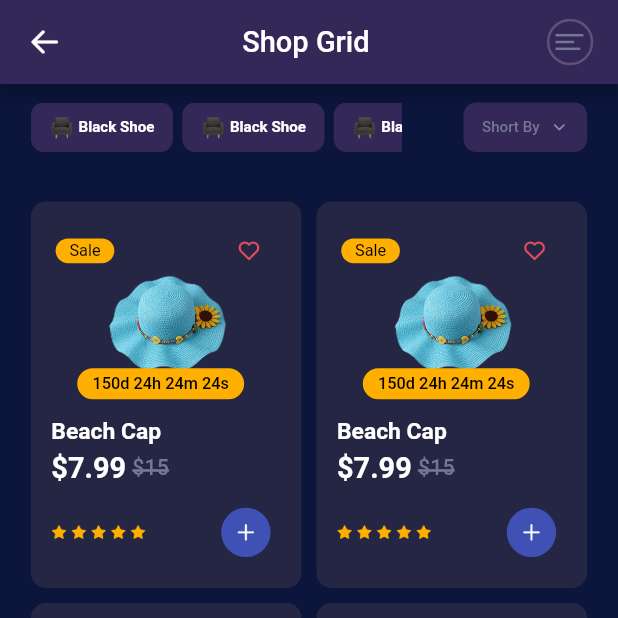
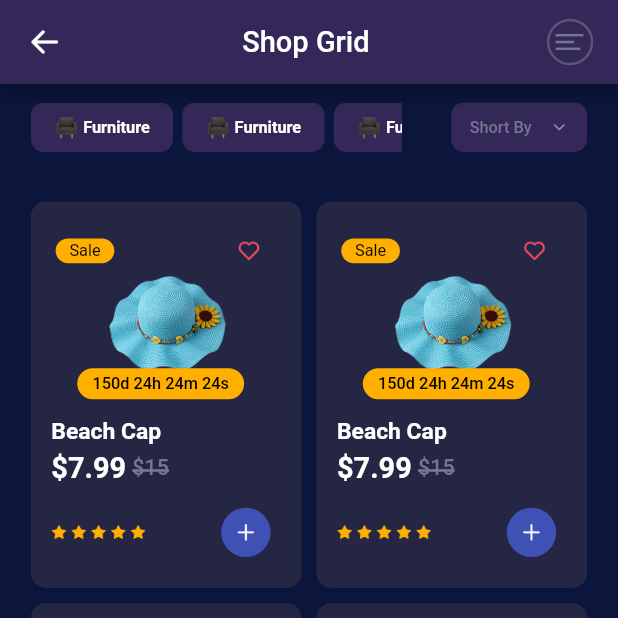
Before and after one commit to Alaminpk05/Suha, a Flutter app: the ShopGrid screen opened directly, on a phone screen of 412 x 824 dp, the top half of it. Run offline on Flutter 3.47's test engine with Material 3 defaults, Android fonts, the light colour scheme and no system bars; our stand-ins replace badges, percent_indicator, responsive_sizer, smooth_page_indicator; Roboto replaces fonts that are missing (PlusJakartaSans-Regular.ttf).

Commit message:
developed shop grid and forgot page design final

```diff
--- a/lib/features/shop_grid.dart
+++ b/lib/features/shop_grid.dart
@@ -83,8 +83,8 @@ class _ShopGridState extends State<ShopGrid> {
                               width: 0.7.w,
                             ),
                             textwidget(
-                                text: 'Black Shoe',
-                                fontszie: 13.sp,
+                                text: 'Furniture',
+                                fontszie: 13.5.sp,
                                 fonweight: FontWeight.w700,
                                 color: Colors.white),
                           ],
@@ -104,7 +104,7 @@ class _ShopGridState extends State<ShopGrid> {
                     shape: RoundedRectangleBorder(
                         borderRadius: BorderRadius.circular(9.sp)),
                     color: const Color.fromRGBO(51, 40, 88, 1),
-                    offset: mobile ? const Offset(0, 36) : const Offset(0, 67),
+                    offset: mobile ? const Offset(0, 38) : const Offset(0, 67),
                     itemBuilder: (BuildContext context) {
                       return [
                         PopupMenuItem<String>(
@@ -163,7 +163,7 @@ class _ShopGridState extends State<ShopGrid> {
                     },
                     child: Container(
                       padding: EdgeInsets.symmetric(horizontal: 1.w),
-                      width: 20.w,
+                      width: 22.w,
                       height: 4.h,
                       decoration: BoxDecoration(
                           color: const Color.fromRGBO(51, 40, 88, 1),
@@ -176,7 +176,7 @@ class _ShopGridState extends State<ShopGrid> {
                           children: [
                             textwidget(
                                 text: 'Short By',
-                                fontszie: 13.sp,
+                                fontszie: 13.5.sp,
                                 fonweight: FontWeight.w500,
                                 color: const Color.fromRGBO(116, 119, 148, 1)),
                             SizedBox(
--- a/lib/main.dart
+++ b/lib/main.dart
@@ -1,7 +1,9 @@
 import 'package:flutter/material.dart';
 import 'package:responsive_sizer/responsive_sizer.dart';
+import 'package:shuhaui/features/authentication/login/forgot.dart';
 import 'package:shuhaui/features/shop_grid.dart';
 import 'features/authentication/login/login.dart';
+import 'features/bottom_nav_bar/tabapges.dart';
 
 void main() {
   runApp(const MyApp());
@@ -32,7 +34,7 @@ class MyApp extends StatelessWidget {
           useMaterial3: false,
         ),
         debugShowCheckedModeBanner: false,
-         home:const ShopGrid(),
+         home:Bottompage(),
       );},
     );
   }
```
